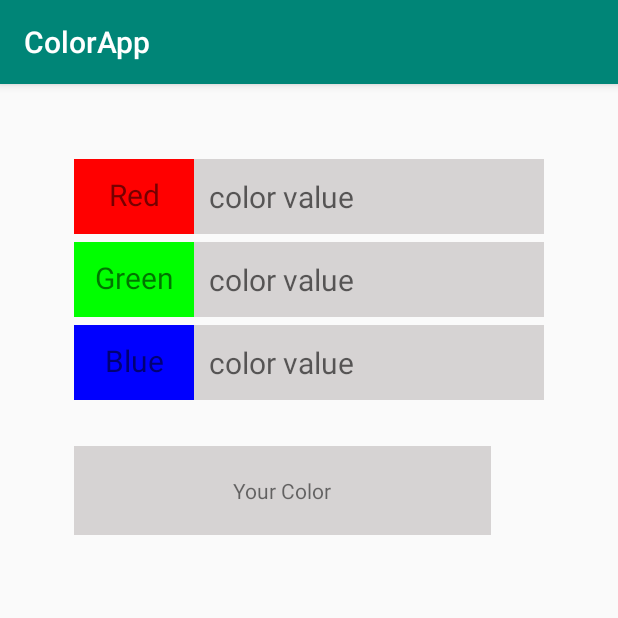
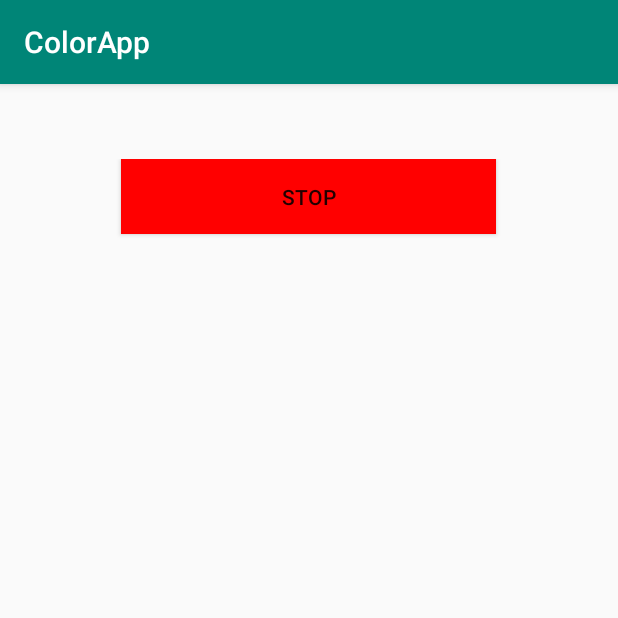
Before and after one commit to EdmondTANGOM/BluecrestMobileComputing, an Android app: the screen it shows after launch (MainActivity), on a phone screen of 412 x 824 dp, the top half of it. Run offline under Robolectric (Android 15) with nearby library versions, the phone set to English and light mode, and no system bars.

Commit message:
Initial commit

```diff
--- a/app/src/main/java/com/example/myfirstapp/MainActivity.java
+++ b/app/src/main/java/com/example/myfirstapp/MainActivity.java
@@ -4,23 +4,10 @@ import androidx.appcompat.app.AppCompatActivity;
 
 import android.graphics.Color;
 import android.os.Bundle;
-import android.text.Editable;
-import android.widget.EditText;
-import android.widget.TextView;
-import android.text.TextWatcher;
-
-import java.text.NumberFormat;
-
+import android.view.View;
+import android.widget.Button;
 
 public class MainActivity extends AppCompatActivity {
-
-    private EditText Red_input;
-    private EditText Green_input;
-    private EditText Blue_input;
-    private TextView label;
-    int red;
-    int green;
-    int blue;
 
     @Override
     protected void onCreate(Bundle savedInstanceState) {
@@ -28,58 +15,16 @@ public class MainActivity extends AppCompatActivity {
         setContentView(R.layout.activity_main);
 
         /* Declare variables and objects */
-        Red_input = (EditText) findViewById(R.id.red_input);
-        Green_input = (EditText) findViewById(R.id.green_input);
-        Blue_input = (EditText) findViewById(R.id.blue_input);
-        label = (TextView) findViewById(R.id.Coldisplay);
 
-        Red_input.addTextChangedListener(redtch);
-        Green_input.addTextChangedListener(redtch);
-        Blue_input.addTextChangedListener(redtch);
+        final Button button1 = (Button) findViewById(R.id.button);
+        final TrafficLight BLight = new TrafficLight();
+        button1.setText("STOP");
+        button1.setBackgroundColor(Color.RED);
+        button1.setOnClickListener(new View.OnClickListener() {
+            @Override
+            public void onClick(View v) {
+                BLight.buttonLight(button1);
+            }
+        });
     }
-
-
-    TextWatcher redtch = new TextWatcher() {
-        @Override
-        public void beforeTextChanged(CharSequence charSequence, int i, int i1, int i2) {
-
-        }
-
-        @Override
-        public void onTextChanged(CharSequence charSequence, int i, int i1, int i2) {
-
-        }
-
-        @Override
-        public void afterTextChanged(Editable editable) {
-            try {
-                red = Integer.parseInt(Red_input.getText().toString());
-                green = Integer.parseInt(Green_input.getText().toString());
-                blue = Integer.parseInt(Blue_input.getText().toString());
-            }
-            catch (NumberFormatException e) {
-                //No number
-            }
-            colorchange();
-        }
-    };
-
-    public void colorchange() {
-
-        if(red < 0)
-            red = 0;
-        else if (red > 255) red = 255;
-
-        if(green < 0)
-            green = 0;
-        else if (green > 255) green = 255;
-
-        if(blue < 0)
-            blue = 0;
-        else if (blue > 255) blue = 255;
-
-        String Col = "#" + red + green + blue;
-        label.setBackgroundColor(Color.rgb(red,green,blue));
-    }
-
 }
--- a/app/src/main/res/layout/activity_main.xml
+++ b/app/src/main/res/layout/activity_main.xml
@@ -6,68 +6,10 @@
     android:layout_marginTop="50dp"
     android:gravity="center_horizontal"
     tools:context=".MainActivity">
-
-    <TextView
-        android:id="@+id/red_text"
-        style="@style/fields"
-        android:background="@color/colorRed"
-        android:text="@string/RedText" />
-
-    <EditText
-        android:id="@+id/red_input"
-        style="@style/Input_field"
-        android:layout_toEndOf="@id/red_text"
-        android:layout_alignBottom="@id/red_text"
-        android:ems="10"
-        android:hint="@string/color_hint"
-        android:inputType="number"
-        android:autofillHints="0" />
-
-    <TextView
-        android:id="@+id/green_text"
-        android:layout_below="@id/red_text"
-        android:layout_alignStart="@id/red_text"
-        android:layout_alignEnd="@id/red_text"
-        style="@style/fields"
-        android:background="@color/colorGreen"
-        android:text="@string/GreenText" />
-
-    <EditText
-        android:id="@+id/green_input"
-        style="@style/Input_field"
-        android:layout_toEndOf="@id/green_text"
-        android:layout_alignBottom="@id/green_text"
-        android:ems="10"
-        android:hint="@string/color_hint"
-        android:inputType="number"
-        android:autofillHints="0" />
-
-    <TextView
-        android:id="@+id/blue_text"
-        android:layout_below="@id/green_text"
-        style="@style/fields"
-        android:background="@color/colorBlue"
-        android:text="@string/BlueText" />
-
-    <EditText
-        android:id="@+id/blue_input"
-        style="@style/Input_field"
-        android:layout_toEndOf="@id/blue_text"
-        android:layout_alignBottom="@id/blue_text"
-        android:ems="10"
-        android:hint="@string/color_hint"
-        android:inputType="number"
-        android:autofillHints="0" />
-
-    <TextView
-        android:id="@+id/Coldisplay"
-        android:layout_width="278dp"
-        android:layout_height="wrap_content"
-        android:layout_below="@id/blue_text"
-        android:layout_marginTop="25dp"
-        android:background="@color/light_gray"
-        android:padding="20dp"
-        android:text="@string/Label"
-        android:textAlignment="center" />
+    <Button
+        android:id="@+id/button"
+        android:layout_width="250dp"
+        android:layout_height="50dp"
+        android:text="Button" />
 
 </RelativeLayout>
--- a/build.gradle
+++ b/build.gradle
@@ -7,7 +7,7 @@ buildscript {
 
     }
     dependencies {
-        classpath 'com.android.tools.build:gradle:4.1.0'
+        classpath 'com.android.tools.build:gradle:4.1.1'
 
         // NOTE: Do not place your application dependencies here; they belong
         // in the individual module build.gradle files
```
Also changed, not shown: app/src/main/java/com/example/myfirstapp/TrafficLight.java (added, +29 -0 lines), gradle/wrapper/gradle-wrapper.properties.
